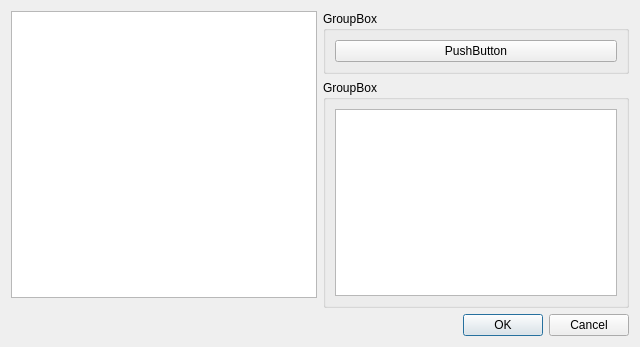
Old version of the form tool/tool.ui in the repository wengxt/qcloud.
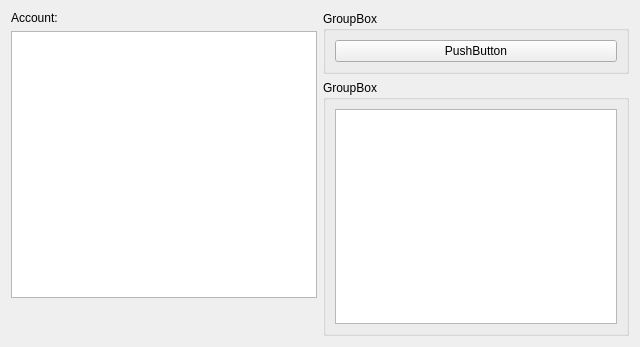
New version of the form.

Diff of the .ui file:
```diff
--- a/tool/tool.ui
+++ b/tool/tool.ui
@@ -16,6 +16,13 @@
   <layout class="QHBoxLayout" name="horizontalLayout_2">
    <item>
     <layout class="QVBoxLayout" name="verticalLayout_4">
+     <item>
+      <widget class="QLabel" name="label">
+       <property name="text">
+        <string>Account:</string>
+       </property>
+      </widget>
+     </item>
      <item>
       <widget class="QListView" name="accountView">
        <property name="sizePolicy">
@@ -137,13 +144,6 @@
        </layout>
       </widget>
      </item>
-     <item>
-      <widget class="QDialogButtonBox" name="buttonBox">
-       <property name="standardButtons">
-        <set>QDialogButtonBox::Cancel|QDialogButtonBox::Ok</set>
-       </property>
-      </widget>
-     </item>
     </layout>
    </item>
   </layout>
```
